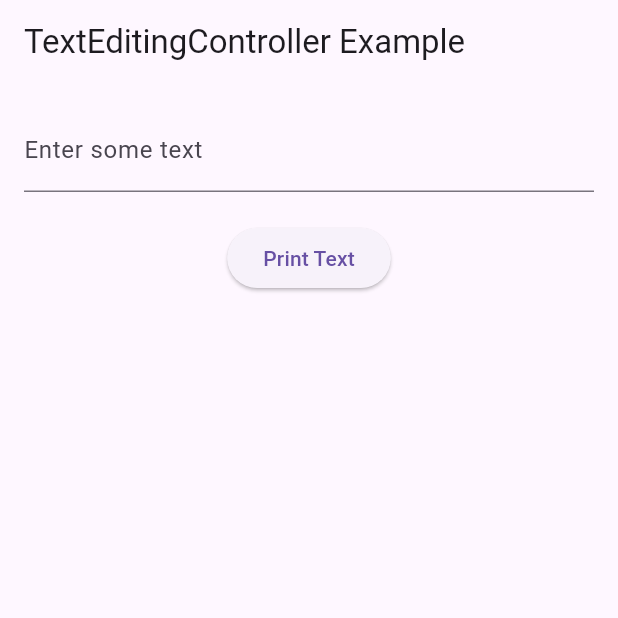
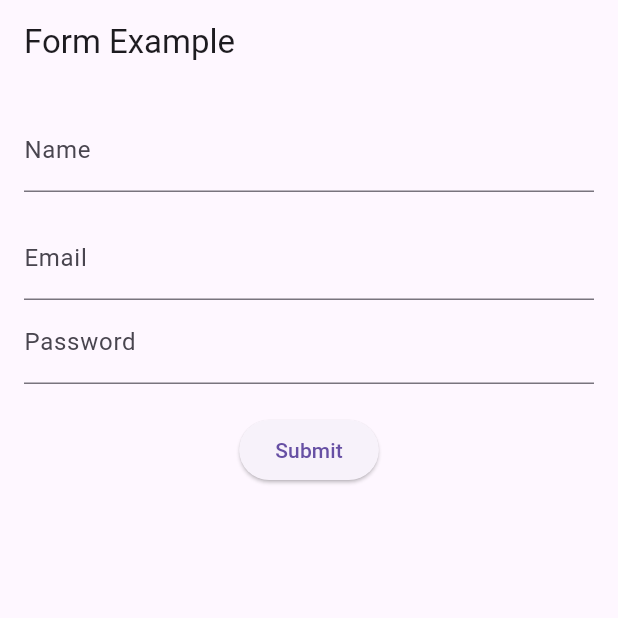
Before and after one commit to HasanAlsaiaari/flutter-course-assignments-2025-2026, a Flutter app: the screen it shows after launch, on a phone screen of 412 x 824 dp, the top half of it. Run offline on Flutter 3.47's test engine with Material 3 defaults, Android fonts, the phone set to English and light mode, and no system bars.

Commit message:
Handling_User_Input

```diff
--- a/lib/main.dart
+++ b/lib/main.dart
@@ -1,3 +1,4 @@
+
 
 import 'package:flutter/material.dart';
 
@@ -11,39 +12,78 @@ class ProfileApp extends StatefulWidget {
 }
 
 class _ProfileAppState extends State<ProfileApp> {
-  final TextEditingController _controller = TextEditingController();
+  final _formKey = GlobalKey<FormState>();
+  String _name = '';
+  String _email = '';
+  final TextEditingController _passwordController = TextEditingController();
 
-  @override
-  void dispose() {
-    // Step 4: Dispose of the controller when it’s no longer needed
-    _controller.dispose();
-    super.dispose();
+
+  void _submitForm() {
+    if (_formKey.currentState!.validate()) {
+      _formKey.currentState!.save();
+      print('Name: $_name, Email: $_email, Password : ${_passwordController.text}');
+    }
   }
 
   @override
   Widget build(BuildContext context) {
     return MaterialApp(
       home: Scaffold(
-        appBar: AppBar(title: Text('TextEditingController Example')),
+        appBar: AppBar(title: Text('Form Example')),
         body: Padding(
           padding: const EdgeInsets.all(16.0),
+          child: Form(
+            key: _formKey,
             child: Column(
               children: [
-              TextField(
-                // Step 2: Assign the controller to the TextField
-                controller: _controller,
-                decoration: InputDecoration(labelText: 'Enter some text'),
+                TextFormField(
+                  decoration: InputDecoration(labelText: 'Name'),
+                  validator: (value) {
+                    if (value == null || value.isEmpty) {
+                      return 'Please enter your name';
+                    }
+                    return null;
+                  },
+                  onSaved: (value) {
+                    _name = value!;
+                  },
+                ),
+                SizedBox(height: 16),
+                TextFormField(
+                  decoration: InputDecoration(labelText: 'Email'),
+                  validator: (value) {
+                    if (value == null || value.isEmpty) {
+                      return 'Please enter your email';
+                    } else if (!RegExp(r"^[a-zA-Z0-9.a-zA-Z0-9.!#$%&'*+-/=?^_`{|}~]+@[a-zA-Z0-9]+\.[a-zA-Z]+").hasMatch(value!)) {
+                      return 'Please enter a valid email address';
+                    }
+                    return null;
+                  },
+                  onSaved: (value) {
+                    _email = value!;
+                  },
+                ),
+                TextFormField(
+                  controller: _passwordController,
+                  decoration: InputDecoration(labelText: 'Password'),
+                  obscureText: true,
+                  validator: (value) {
+                    if (value == null || value.isEmpty) {
+                      return 'Please enter your password';
+                    }
+                    if (value.length < 6) {
+                      return 'Password must be at least 6 characters long';
+                    }
+                    return null;
+                  },
                 ),
                 SizedBox(height: 20),
                 ElevatedButton(
-                onPressed: () {
-                  // Step 3: Access the text value from the controller
-                  print('Text entered: ${_controller.text}');
-
-                },
-                child: Text('Print Text'),
+                  onPressed: _submitForm,
+                  child: Text('Submit'),
                 ),
               ],
+            ),
           ),
         ),
       ),
```
Lines whose indentation alone changed are shown as unchanged.
